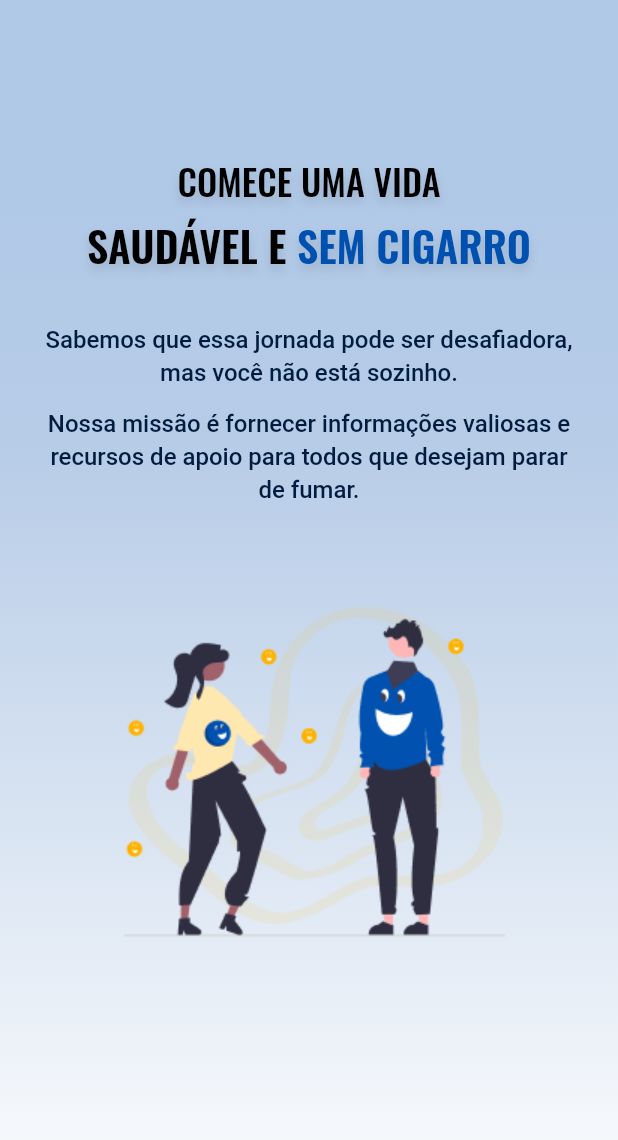
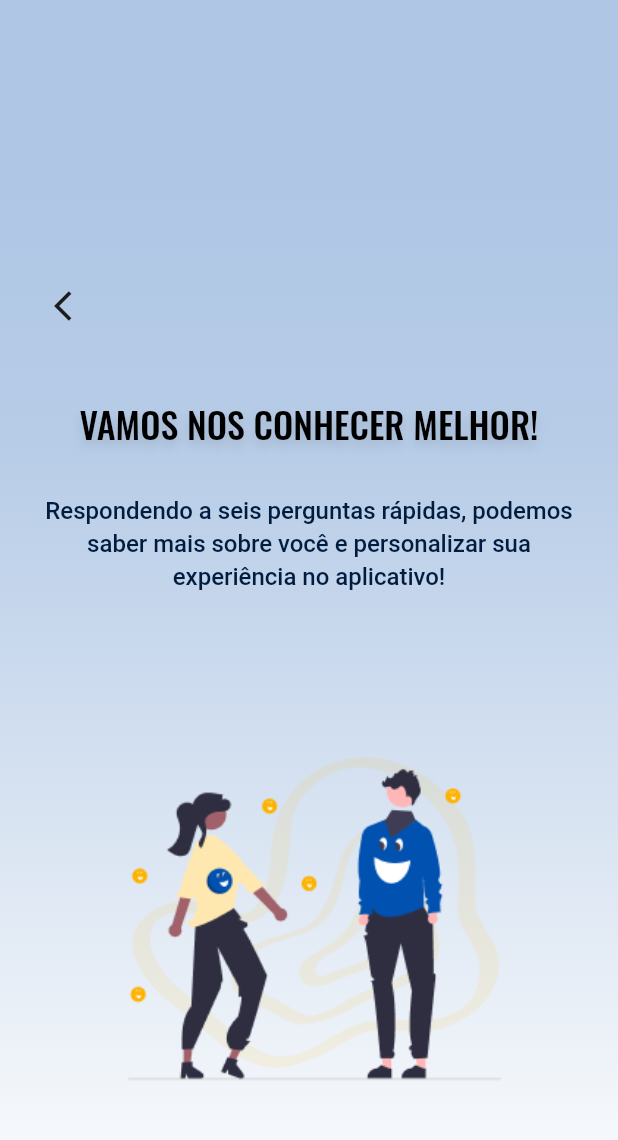
Before and after one commit to PipocaAgilDevs/cigarro-zero-app, a Flutter app: the OnboardingTwoWidget widget shown alone on an empty page, opened directly, on a phone screen of 412 x 824 dp. Shown: the top 1140 px of the screen. Run offline on Flutter 3.47's test engine with Material 3 defaults, Android fonts, the phone set to English and light mode, and no system bars; our stand-ins replace dots_indicator, google_fonts.

Commit message:
feat: onboarding two screen

```diff
--- a/lib/design_system/onboarding/back_button.dart
+++ b/lib/design_system/onboarding/back_button.dart
@@ -9,7 +9,7 @@ class IOSBackButton extends StatelessWidget {
   Widget build(BuildContext context) {
     return IconButton(
       icon: const Icon(Icons.arrow_back_ios),
-      iconSize: 16.5,
+      iconSize: 24,
       color: const Color(0xFF1C1C1C),
       onPressed: () {
         if (onPressed != null) {
--- a/lib/design_system/onboarding/background.dart
+++ b/lib/design_system/onboarding/background.dart
@@ -15,7 +15,7 @@ class Background extends StatelessWidget {
       decoration: const BoxDecoration(
         gradient: LinearGradient(
           colors: [
-            Color(0xFFB0C9E7),
+            Color(0xFFAFC7E5),
             Color(0xFFB7CCE7),
             Color(0xFFFEFEFE),
           ],
--- a/lib/modules/onboarding/onboarding_screen.dart
+++ b/lib/modules/onboarding/onboarding_screen.dart
@@ -1,3 +1,4 @@
+import 'package:cigarrozeroapp/modules/onboarding/widgets/onboarding_two_widget.dart';
 import 'package:flutter/material.dart';
 
 import '../../design_system/onboarding/custom_dot_indicator.dart';
@@ -20,11 +21,9 @@ class _OnboardingScreenState extends State<OnboardingScreen> {
     final theme = Theme.of(context);
 
     return Scaffold(
-      backgroundColor: Color(0xFFAFC7E5),
       body: SingleChildScrollView(
         child: Column(
           children: [
-            const SizedBox(height: 30),
             SizedBox(
               height: 728,
               child: PageView(
@@ -36,7 +35,7 @@ class _OnboardingScreenState extends State<OnboardingScreen> {
                 },
                 children: const [
                   OnboardingWidget(),
-                  Center(child: Text('Page 3')),
+                  OnboardingTwoWidget(),
                   Center(child: Text('Page 4')),
                   Center(child: Text('Page 5')),
                   Center(child: Text('Page 6')),
--- a/lib/modules/onboarding/widgets/onboarding_two_widget.dart
+++ b/lib/modules/onboarding/widgets/onboarding_two_widget.dart
@@ -1,3 +1,4 @@
+import 'package:cigarrozeroapp/design_system/onboarding/back_button.dart';
 import 'package:flutter/material.dart';
 
 import '../../../design_system/onboarding/background.dart';
@@ -11,44 +12,32 @@ class OnboardingTwoWidget extends StatelessWidget {
     final theme = Theme.of(context);
     return Background(
       child: Column(
+        mainAxisAlignment: MainAxisAlignment.end,
         children: [
-          const SizedBox(height: 82),
+          const SizedBox(height: 30),
+          const Align(
+            alignment: Alignment.centerLeft,
+            child: IOSBackButton(),
+          ),
+          const SizedBox(height: 40),
           Text(
-            'COMECE UMA VIDA',
+            'VAMOS NOS CONHECER MELHOR!',
+            textAlign: TextAlign.center,
             style: OnboardingDesignSystem.title,
           ),
-          const SizedBox(height: 12),
-          Text.rich(
-            TextSpan(
-              text: 'SAUDÁVEL E ',
-              style: theme.textTheme.headlineLarge?.copyWith(
-                color: Colors.black,
-              ),
-              children: [
-                TextSpan(
-                  text: 'SEM CIGARRO',
-                  style: theme.textTheme.headlineLarge,
-                ),
-              ],
-            ),
-          ),
-          const SizedBox(height: 34),
+          const SizedBox(height: 32),
           Text(
-            "Sabemos que essa jornada pode ser desafiadora, mas você não está sozinho.",
+            "Respondendo a seis perguntas rápidas, podemos saber mais sobre você e personalizar sua experiência no aplicativo!",
             style: theme.textTheme.titleSmall,
             textAlign: TextAlign.center,
           ),
-          const SizedBox(height: 12),
-          Text(
-            "Nossa missão é fornecer informações valiosas e recursos de apoio para todos que desejam parar de fumar.",
-            style: theme.textTheme.titleSmall,
-            textAlign: TextAlign.center,
-          ),
-          const SizedBox(height: 41),
+          const SizedBox(height: 93),
           Image.asset(
             'assets/images/image_onboarding_two.png',
-            width: 308,
+            width: 280,
+            fit: BoxFit.scaleDown,
           ),
+          const SizedBox(height: 65),
         ],
       ),
     );
--- a/lib/modules/onboarding/widgets/onboarding_widget.dart
+++ b/lib/modules/onboarding/widgets/onboarding_widget.dart
@@ -13,7 +13,7 @@ class OnboardingWidget extends StatelessWidget {
       child: Column(
         mainAxisAlignment: MainAxisAlignment.end,
         children: [
-          const SizedBox(height: 82),
+          const SizedBox(height: 100),
           Text(
             'COMECE UMA VIDA',
             style: OnboardingDesignSystem.title,
@@ -53,7 +53,7 @@ class OnboardingWidget extends StatelessWidget {
               width: 308,
             ),
           ),
-          const SizedBox(height: 46),
+          const SizedBox(height: 40),
         ],
       ),
     );
--- a/lib/theme_data.dart
+++ b/lib/theme_data.dart
@@ -35,6 +35,8 @@ final ThemeData appTheme = ThemeData(
     ).fontHeight(33.6),
     headlineMedium: const TextStyle(
       ///h5
+      ///done
+      fontFamily: 'Oswald',
       fontSize: 24,
       fontWeight: FontWeight.w600,
       letterSpacing: -0.011,
```
